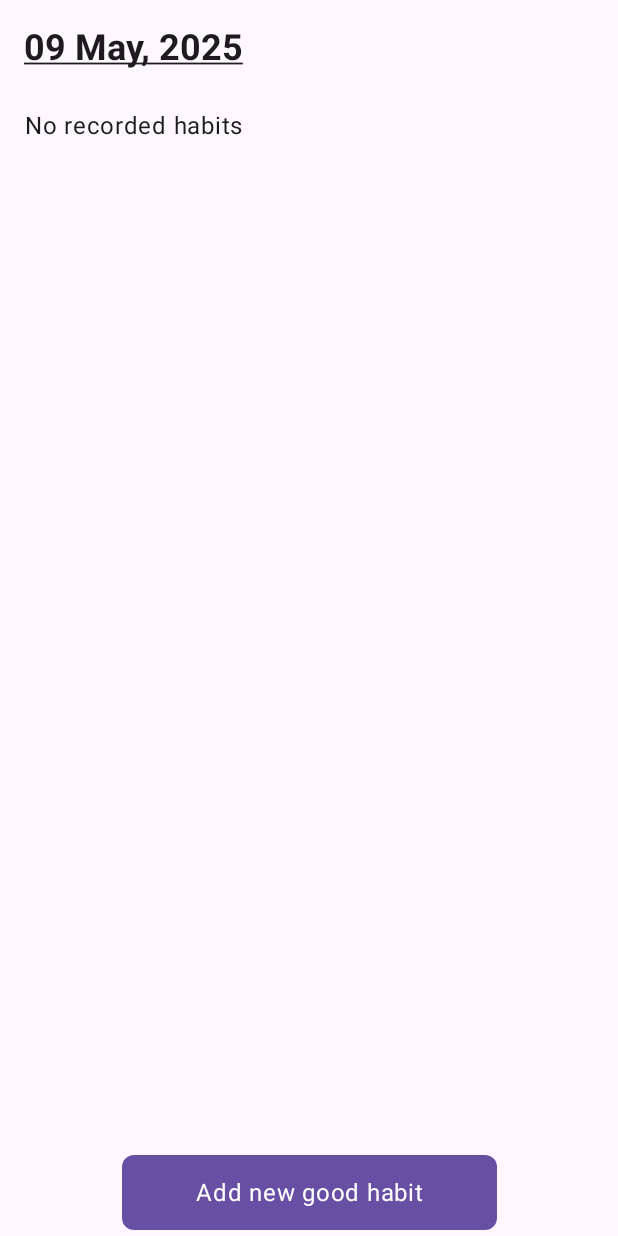
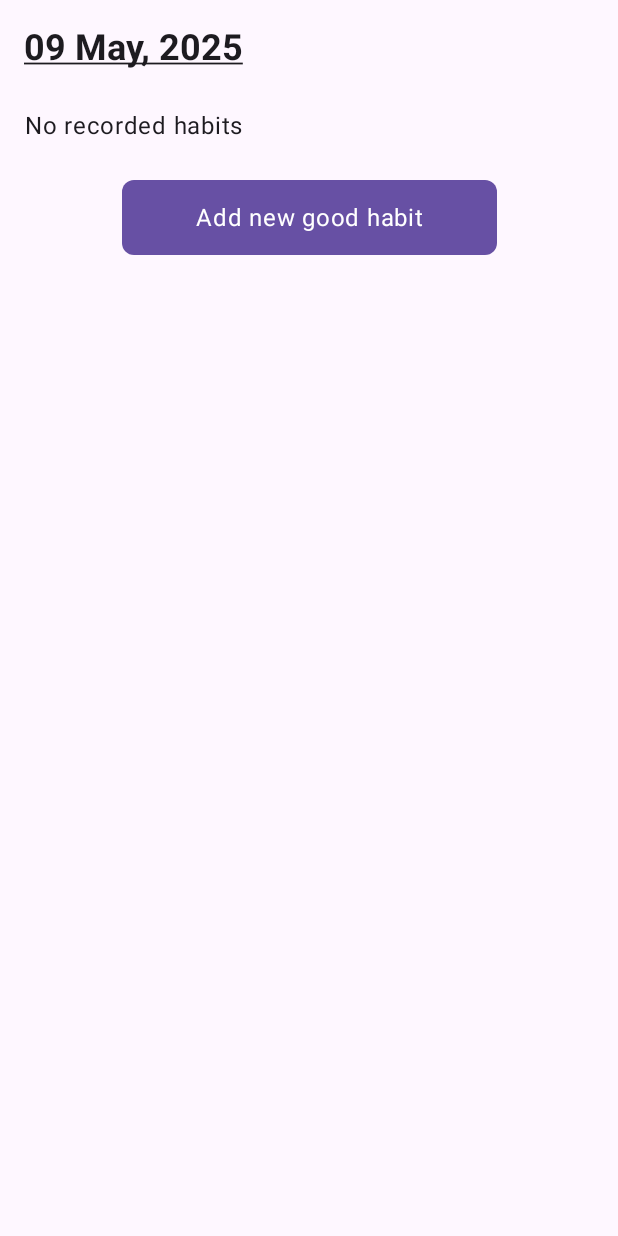
Before and after one commit to ASCEND-TFG/mobile-app, an Android app built with Jetpack Compose: the GoodHabitsScreen screen opened through its navigation route, on a phone screen of 412 x 824 dp. Run offline under Robolectric (Android 15) with nearby library versions, the phone set to English and light mode, and no system bars; our stand-ins replace Firebase (no records; nobody signed in at launch, a user with empty details on screens opened directly).

Commit message:
Fixed Add New Good Habit button display + Changed HabitCard component UI

```diff
--- a/app/src/main/java/com/jaime/ascend/ui/screens/GoodHabitsScreen.kt
+++ b/app/src/main/java/com/jaime/ascend/ui/screens/GoodHabitsScreen.kt
@@ -1,9 +1,11 @@
 package com.jaime.ascend.ui.screens
 
+import android.util.Log
 import androidx.compose.foundation.layout.Box
 import androidx.compose.foundation.layout.Column
 import androidx.compose.foundation.layout.Spacer
 import androidx.compose.foundation.layout.fillMaxSize
+import androidx.compose.foundation.layout.fillMaxWidth
 import androidx.compose.foundation.layout.height
 import androidx.compose.foundation.layout.padding
 import androidx.compose.foundation.layout.width
@@ -93,13 +95,15 @@ fun GoodHabitsScreen(
                 }
 
                 is GoodHabitsViewModel.State.Success -> {
+                    LazyColumn {
                         if (state.goodHabits.isEmpty()) {
+                            item {
                                 Text(
                                     text = stringResource(R.string.no_habits),
                                     textAlign = TextAlign.Center
                                 )
+                            }
                         } else {
-                        LazyColumn {
                             items(state.goodHabits) { habit ->
                                 HabitCard(
                                     habitName = habit.getName(Locale.getDefault().language ?: "Unnamed"),
@@ -109,17 +113,17 @@ fun GoodHabitsScreen(
                                 )
                             }
                         }
-                    }
-                }
-            }
-        }
 
+                        item {
+                            Box (
+                                modifier = Modifier.fillMaxWidth(),
+                                contentAlignment = Alignment.Center
+                            ) {
                                 BlackButton(
                                     onClick = { navController.navigate(AppScreens.AddNewGoodHabitScreen.route) },
                                     modifier = Modifier
                                         .width(250.dp)
-                .padding(bottom = 4.dp)
-                .align(Alignment.BottomCenter),
+                                        .padding(bottom = 4.dp, top = 24.dp),
                                     enabled = true,
                                     content = {
                                         Text(
@@ -130,7 +134,12 @@ fun GoodHabitsScreen(
                                     }
                                 )
                             }
-
+                        }
+                    }
+                }
+            }
+        }
+    }
 }
 
 private fun getFormattedDate(context: android.content.Context, locale: Locale): String {
--- a/app/src/main/java/com/jaime/ascend/viewmodel/GoodHabitsViewModel.kt
+++ b/app/src/main/java/com/jaime/ascend/viewmodel/GoodHabitsViewModel.kt
@@ -62,8 +62,9 @@ class GoodHabitsViewModel(
                         val updatedHabits = habits.map { habit ->
                             val categoryName = habit.categoryRef?.let { ref ->
                                 try {
-                                    val category = ref.get().await().toObject(Category::class.java)
-                                    category?.name?.getLocalizedName(Locale.getDefault()) ?: "Unknown"
+                                    val category = ref.get().await()
+                                    Log.i("TAG", "REF: $category")
+                                    category.toObject(Category::class.java)?.name?.getLocalizedName(Locale.getDefault()) ?: "Unknown"
                                 } catch (e: Exception) {
                                     "Unknown"
                                 }
```
Also changed, not shown: app/src/main/java/com/jaime/ascend/ui/components/UIComponents.kt (+39 -20 lines). Lines whose indentation alone changed are shown as unchanged.
